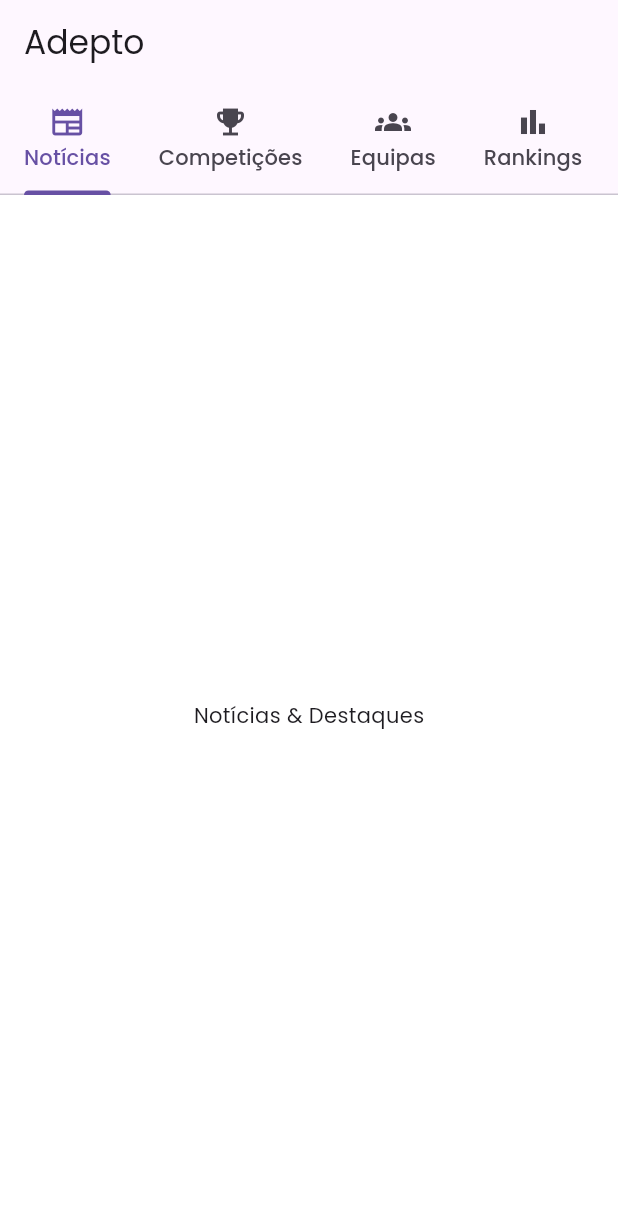
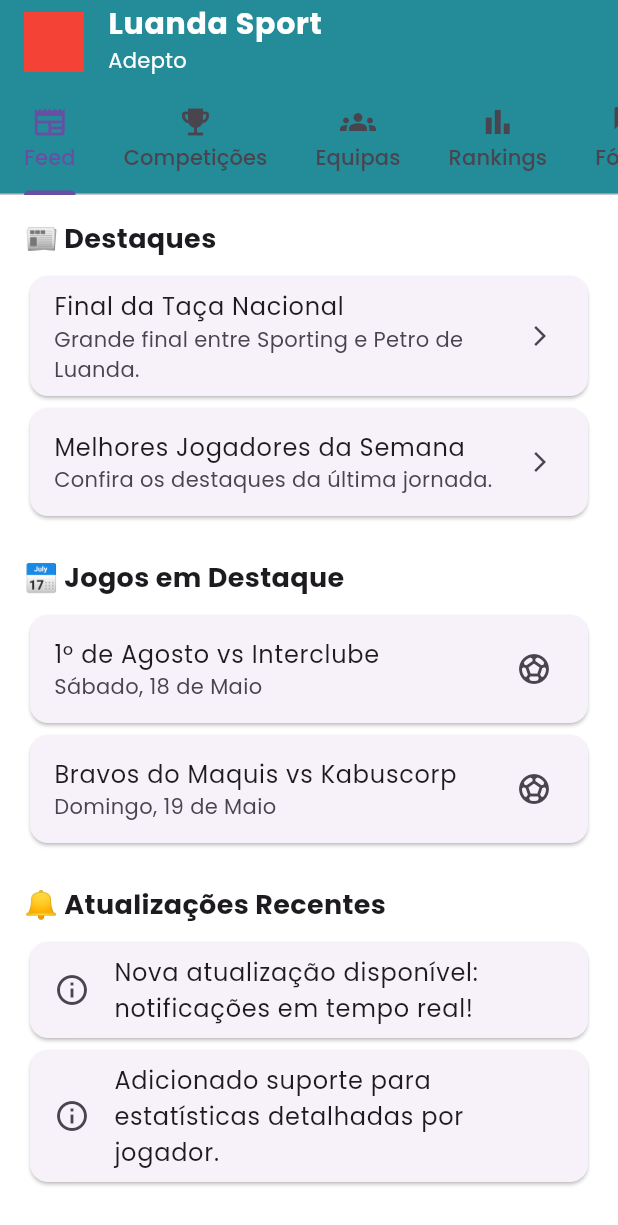
Before and after one commit to lelafieta/luanda_sport, a Flutter app: the screen it shows after launch, on a phone screen of 412 x 824 dp. Shown: the top 1225 px of the screen. Run offline on Flutter 3.47's test engine with Material 3 defaults, Android fonts, the light colour scheme and no system bars; our stand-ins replace flutter_screenutil, go_router.

Commit message:
creating fans page

```diff
--- a/lib/src/features/fans/presentation/pages/fan_page.dart
+++ b/lib/src/features/fans/presentation/pages/fan_page.dart
@@ -1,4 +1,12 @@
 import 'package:flutter/material.dart';
+import 'package:luanda_sport/src/configs/themes/app_colors.dart';
+import 'package:luanda_sport/src/features/fans/presentation/widgets/fan_competitions_tab.dart';
+import 'package:luanda_sport/src/features/fans/presentation/widgets/fan_favorites_tab.dart';
+import 'package:luanda_sport/src/features/fans/presentation/widgets/fan_forum_tab.dart';
+import 'package:luanda_sport/src/features/fans/presentation/widgets/fan_home_tab.dart';
+import 'package:luanda_sport/src/features/fans/presentation/widgets/fan_rankings_tab.dart';
+import 'package:luanda_sport/src/features/fans/presentation/widgets/fan_settings_tab.dart';
+import 'package:luanda_sport/src/features/fans/presentation/widgets/fan_teams_players_tab.dart';
 
 class FanPage extends StatelessWidget {
   const FanPage({super.key});
@@ -9,12 +17,35 @@
       length: 7,
       child: Scaffold(
         appBar: AppBar(
-          title: const Text('Adepto'),
+          backgroundColor: AppColors.primaryColor,
+          title: ListTile(
+            contentPadding: EdgeInsets.zero,
+            leading: Container(
+              width: 40,
+              height: 40,
+              color: Colors.red,
+            ),
+            title: const Text(
+              'Luanda Sport',
+              style: TextStyle(
+                color: Colors.white,
+                fontSize: 20,
+                fontWeight: FontWeight.bold,
+              ),
+            ),
+            subtitle: const Text(
+              'Adepto',
+              style: TextStyle(
+                color: Colors.white,
+                fontSize: 14,
+              ),
+            ),
+          ),
           bottom: const TabBar(
             isScrollable: true,
             tabAlignment: TabAlignment.start,
             tabs: [
-              Tab(icon: Icon(Icons.newspaper), text: 'Notícias'),
+              Tab(icon: Icon(Icons.newspaper), text: 'Feed'),
               Tab(icon: Icon(Icons.emoji_events), text: 'Competições'),
               Tab(icon: Icon(Icons.groups), text: 'Equipas'),
               Tab(icon: Icon(Icons.bar_chart), text: 'Rankings'),
@@ -26,7 +57,7 @@
         ),
         body: const TabBarView(
           children: [
-            FanHighlightsTab(),
+            FanHomeTab(),
             FanCompetitionsTab(),
             FanTeamsPlayersTab(),
             FanRankingsTab(),
@@ -39,66 +70,3 @@
     );
   }
 }
-
-class FanHighlightsTab extends StatelessWidget {
-  const FanHighlightsTab({super.key});
-
-  @override
-  Widget build(BuildContext context) {
-    return Center(child: Text('Notícias & Destaques'));
-  }
-}
-
-class FanCompetitionsTab extends StatelessWidget {
-  const FanCompetitionsTab({super.key});
-
-  @override
-  Widget build(BuildContext context) {
-    return Center(child: Text('Competições'));
-  }
-}
-
-class FanTeamsPlayersTab extends StatelessWidget {
-  const FanTeamsPlayersTab({super.key});
-
-  @override
-  Widget build(BuildContext context) {
-    return Center(child: Text('Equipas e Jogadores'));
-  }
-}
-
-class FanRankingsTab extends StatelessWidget {
-  const FanRankingsTab({super.key});
-
-  @override
-  Widget build(BuildContext context) {
-    return Center(child: Text('Rankings & Estatísticas'));
-  }
-}
-
-class FanForumTab extends StatelessWidget {
-  const FanForumTab({super.key});
-
-  @override
-  Widget build(BuildContext context) {
-    return Center(child: Text('Fórum / Comentários'));
-  }
-}
-
-class FanFavoritesTab extends StatelessWidget {
-  const FanFavoritesTab({super.key});
-
-  @override
-  Widget build(BuildContext context) {
-    return Center(child: Text('Favoritos'));
-  }
-}
-
-class FanSettingsTab extends StatelessWidget {
-  const FanSettingsTab({super.key});
-
-  @override
-  Widget build(BuildContext context) {
-    return Center(child: Text('Definições'));
-  }
-}
--- /dev/null
+++ b/lib/src/features/fans/presentation/widgets/fan_favorites_tab.dart
@@ -0,0 +1,27 @@
+// fan_favorites_tab.dart
+import 'package:flutter/material.dart';
+
+class FanFavoritesTab extends StatelessWidget {
+  const FanFavoritesTab({super.key});
+
+  @override
+  Widget build(BuildContext context) {
+    return ListView(
+      padding: const EdgeInsets.all(16),
+      children: const [
+        Text('Favoritos',
+            style: TextStyle(fontSize: 18, fontWeight: FontWeight.bold)),
+        ListTile(
+          leading: Icon(Icons.star),
+          title: Text('Clube Kabuscorp'),
+          subtitle: Text('Notificações ativadas'),
+        ),
+        ListTile(
+          leading: Icon(Icons.star),
+          title: Text('Jogador Carlos Tavares'),
+          subtitle: Text('Médio defensivo - destaque da semana'),
+        ),
+      ],
+    );
+  }
+}
--- /dev/null
+++ b/lib/src/features/fans/presentation/widgets/fan_forum_tab.dart
@@ -0,0 +1,27 @@
+// fan_forum_tab.dart
+import 'package:flutter/material.dart';
+
+class FanForumTab extends StatelessWidget {
+  const FanForumTab({super.key});
+
+  @override
+  Widget build(BuildContext context) {
+    return ListView(
+      padding: const EdgeInsets.all(16),
+      children: const [
+        Text('Discussões Recentes',
+            style: TextStyle(fontSize: 18, fontWeight: FontWeight.bold)),
+        ListTile(
+          leading: Icon(Icons.chat_bubble_outline),
+          title: Text('Quem será o campeão desta edição?'),
+          subtitle: Text('por @joao_martins - 12 respostas'),
+        ),
+        ListTile(
+          leading: Icon(Icons.chat_bubble_outline),
+          title: Text('Melhor jogador jovem até agora?'),
+          subtitle: Text('por @ana_lopes - 8 respostas'),
+        ),
+      ],
+    );
+  }
+}
--- /dev/null
+++ b/lib/src/features/fans/presentation/widgets/fan_home_tab.dart
@@ -0,0 +1,70 @@
+import 'package:flutter/material.dart';
+
+class FanHomeTab extends StatelessWidget {
+  const FanHomeTab({super.key});
+
+  @override
+  Widget build(BuildContext context) {
+    final highlights = [
+      {
+        'title': 'Final da Taça Nacional',
+        'description': 'Grande final entre Sporting e Petro de Luanda.'
+      },
+      {
+        'title': 'Melhores Jogadores da Semana',
+        'description': 'Confira os destaques da última jornada.'
+      },
+    ];
+
+    final upcomingMatches = [
+      {'teams': '1º de Agosto vs Interclube', 'date': 'Sábado, 18 de Maio'},
+      {'teams': 'Bravos do Maquis vs Kabuscorp', 'date': 'Domingo, 19 de Maio'},
+    ];
+
+    final updates = [
+      'Nova atualização disponível: notificações em tempo real!',
+      'Adicionado suporte para estatísticas detalhadas por jogador.',
+    ];
+
+    return SingleChildScrollView(
+      padding: const EdgeInsets.all(16),
+      child: Column(
+        crossAxisAlignment: CrossAxisAlignment.start,
+        children: [
+          const Text('📰 Destaques',
+              style: TextStyle(fontSize: 18, fontWeight: FontWeight.bold)),
+          const SizedBox(height: 8),
+          ...highlights.map((h) => Card(
+                child: ListTile(
+                  title: Text(h['title']!),
+                  subtitle: Text(h['description']!),
+                  trailing: const Icon(Icons.arrow_forward_ios, size: 16),
+                  onTap: () {}, // Detalhes da notícia
+                ),
+              )),
+          const SizedBox(height: 24),
+          const Text('📅 Jogos em Destaque',
+              style: TextStyle(fontSize: 18, fontWeight: FontWeight.bold)),
+          const SizedBox(height: 8),
+          ...upcomingMatches.map((m) => Card(
+                child: ListTile(
+                  title: Text(m['teams']!),
+                  subtitle: Text(m['date']!),
+                  trailing: const Icon(Icons.sports_soccer),
+                ),
+              )),
+          const SizedBox(height: 24),
+          const Text('🔔 Atualizações Recentes',
+              style: TextStyle(fontSize: 18, fontWeight: FontWeight.bold)),
+          const SizedBox(height: 8),
+          ...updates.map((u) => Card(
+                child: ListTile(
+                  leading: const Icon(Icons.info_outline),
+                  title: Text(u),
+                ),
+              )),
+        ],
+      ),
+    );
+  }
+}
```
Also changed, not shown: lib/src/features/fans/presentation/widgets/fan_competitions_tab.dart (added, +28 -0 lines), lib/src/features/fans/presentation/widgets/fan_highlights_tab.dart (added, +28 -0 lines), lib/src/features/fans/presentation/widgets/fan_rankings_tab.dart (added, +29 -0 lines), lib/src/features/fans/presentation/widgets/fan_settings_tab.dart (added, +34 -0 lines), lib/src/features/fans/presentation/widgets/fan_teams_players_tab.dart (added, +29 -0 lines).
